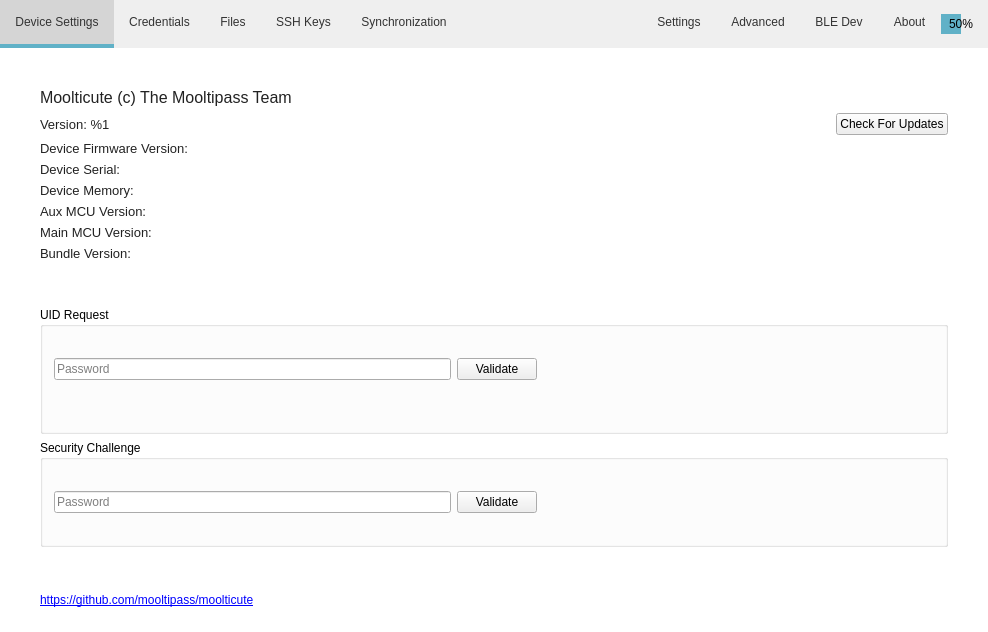
Above: src/MainWindow.ui from mooltipass/moolticute before the change. Below: the same form after it.
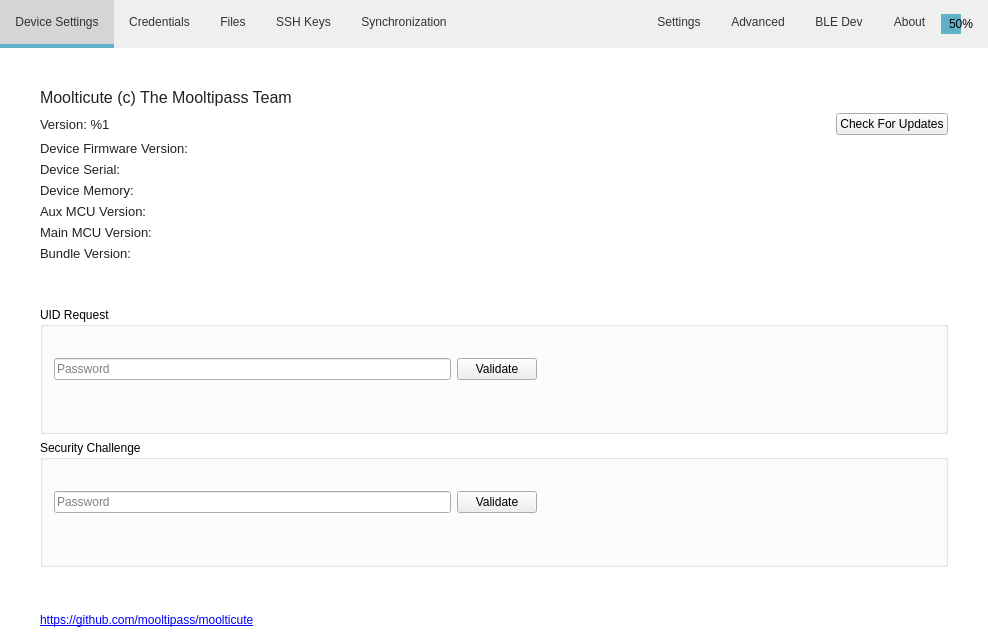
That is the form after the change. The open tabs and pages were chosen to show the change. Icons and pictures are not drawn. Custom widgets are drawn as their Qt base class.

Commit message: [BLE] Add spinner for waiting security challenge result

```diff
--- a/src/MainWindow.ui
+++ b/src/MainWindow.ui
@@ -3131,7 +3131,40 @@
             </layout>
            </item>
            <item>
-            <widget class="QLabel" name="labelSecurityChallangeResult">
+            <layout class="QHBoxLayout" name="horizontalLayout_60">
+             <item>
+              <widget class="QLabel" name="labelSecurityChallengeIcon">
+               <property name="sizePolicy">
+                <sizepolicy hsizetype="Fixed" vsizetype="Fixed">
+                 <horstretch>0</horstretch>
+                 <verstretch>0</verstretch>
+                </sizepolicy>
+               </property>
+               <property name="minimumSize">
+                <size>
+                 <width>34</width>
+                 <height>34</height>
+                </size>
+               </property>
+               <property name="text">
+                <string/>
+               </property>
+              </widget>
+             </item>
+             <item>
+              <widget class="QLabel" name="labelSecurityChallengeResult">
+               <property name="sizePolicy">
+                <sizepolicy hsizetype="Minimum" vsizetype="Minimum">
+                 <horstretch>1</horstretch>
+                 <verstretch>0</verstretch>
+                </sizepolicy>
+               </property>
+               <property name="minimumSize">
+                <size>
+                 <width>0</width>
+                 <height>34</height>
+                </size>
+               </property>
              <property name="text">
               <string/>
              </property>
@@ -3139,6 +3172,8 @@
               <set>Qt::AlignCenter</set>
              </property>
             </widget>
+             </item>
+            </layout>
            </item>
           </layout>
          </widget>
```
Lines whose indentation alone changed are shown as unchanged. The commit also changes 4 other files.
